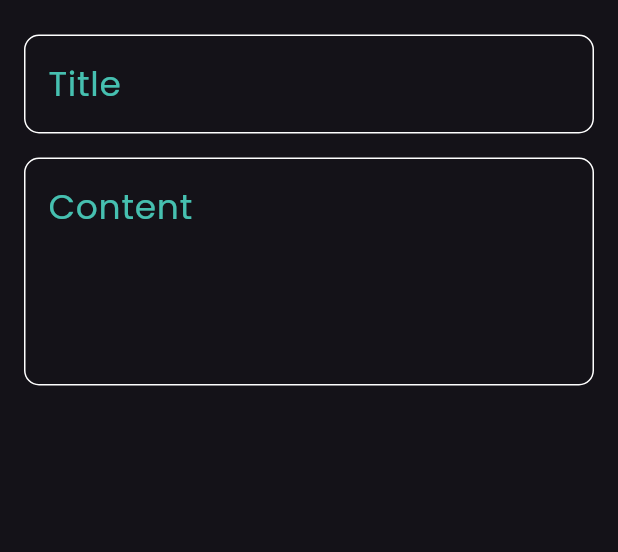
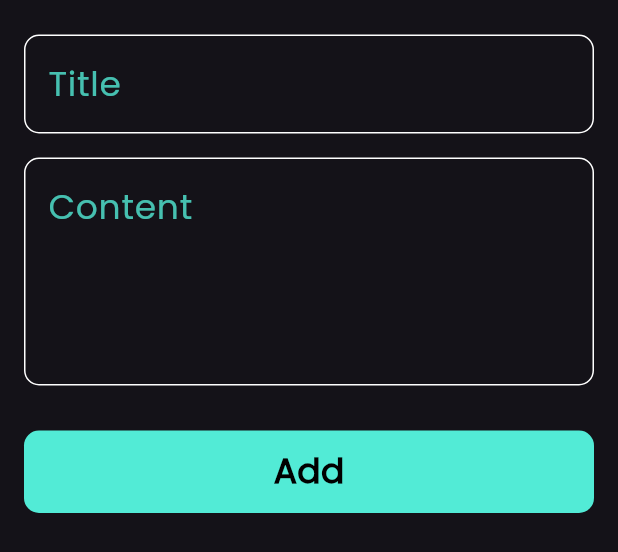
Before and after one commit to MarianAdly21/NotesApp, a Flutter app: the AddNoteBottomSheet widget shown alone on an empty page, opened directly, on a phone screen of 412 x 824 dp. Shown: the top 552 px of the screen. Run offline on Flutter 3.47's test engine with Material 3 defaults, Android fonts, the phone set to English and light mode, and no system bars; our stand-ins replace font_awesome_flutter.

Commit message:
finish notes bottom sheet

```diff
--- a/lib/widget/add_note_bottom_sheet.dart
+++ b/lib/widget/add_note_bottom_sheet.dart
@@ -1,4 +1,5 @@
 import 'package:flutter/material.dart';
+import 'package:notes_app/widget/custom_button.dart';
 
 import 'package:notes_app/widget/custom_text_field.dart';
 
@@ -8,9 +9,10 @@ class AddNoteBottomSheet extends StatelessWidget {
   @override
   Widget build(BuildContext context) {
     return const Padding(
-      padding:  EdgeInsets.symmetric(
+      padding: EdgeInsets.symmetric(
         horizontal: 16,
       ),
+      child: SingleChildScrollView(
         child: Column(
           children: [
             SizedBox(
@@ -25,8 +27,16 @@ class AddNoteBottomSheet extends StatelessWidget {
             CustomTextField(
               hitText: "Content",
               maxLines: 5,
-          )
+            ),
+            SizedBox(
+              height: 30,
+            ),
+            CustomButton(),
+            SizedBox(
+              height: 16,
+            ),
           ],
+        ),
       ),
     );
   }
--- /dev/null
+++ b/lib/widget/custom_button.dart
@@ -0,0 +1,26 @@
+import 'package:flutter/material.dart';
+import 'package:notes_app/constants.dart';
+
+class CustomButton extends StatelessWidget {
+  const CustomButton({super.key});
+
+  @override
+  Widget build(BuildContext context) {
+    return Container(
+      height: 55,
+      width: MediaQuery.of(context).size.width,
+      decoration: BoxDecoration(
+          color: kPrimeryColor, borderRadius: BorderRadius.circular(10)),
+      child: const Center(
+        child: Text(
+          "Add",
+          style: TextStyle(
+            fontSize: 23,
+            color: Colors.black,
+            fontWeight: FontWeight.bold,
+          ),
+        ),
+      ),
+    );
+  }
+}
```
Lines whose indentation alone changed are shown as unchanged.
